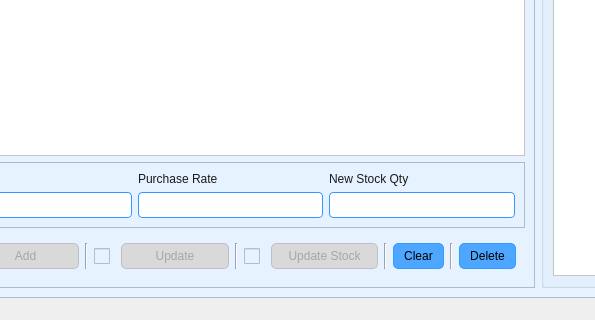
First picture: the form in MODULES/ITEM_MASTER/UI_ItemMaster.ui, repository santhakumarponraj/kumarstore_billingsoftware, before the edit; both pictures show x 84 to 679 and y 625 to 945 of the 1243 by 945 pixel window.
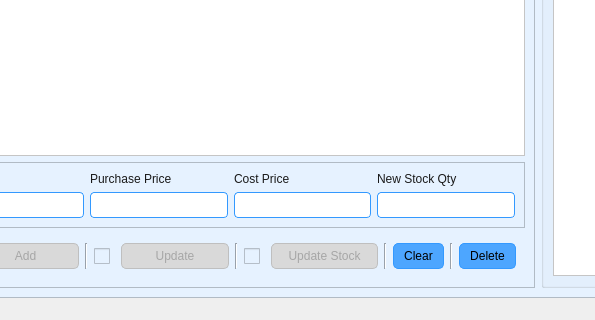
Second picture: the form after the edit. Icons and pictures are not drawn.

```diff
--- a/MODULES/ITEM_MASTER/UI_ItemMaster.ui
+++ b/MODULES/ITEM_MASTER/UI_ItemMaster.ui
@@ -203,7 +203,7 @@
          <x>0</x>
          <y>0</y>
          <width>1241</width>
-         <height>923</height>
+         <height>918</height>
         </rect>
        </property>
        <layout class="QHBoxLayout" name="horizontalLayout" stretch="1,1">
@@ -371,6 +371,13 @@
               <enum>QFrame::Raised</enum>
              </property>
              <layout class="QGridLayout" name="gridLayout_3">
+              <item row="0" column="1">
+               <widget class="QLabel" name="label_5">
+                <property name="text">
+                 <string>Purchase Price</string>
+                </property>
+               </widget>
+              </item>
               <item row="0" column="0">
                <widget class="QLabel" name="label_6">
                 <property name="text">
@@ -378,29 +385,32 @@
                 </property>
                </widget>
               </item>
-              <item row="0" column="1">
-               <widget class="QLabel" name="label_5">
-                <property name="text">
-                 <string>Purchase Rate</string>
-                </property>
-               </widget>
-              </item>
-              <item row="0" column="2">
-               <widget class="QLabel" name="label_14">
-                <property name="text">
-                 <string>New Stock Qty</string>
-                </property>
-               </widget>
+              <item row="1" column="1">
+               <widget class="QLineEdit" name="IQLE_Purchaseprice"/>
               </item>
               <item row="1" column="0">
                <widget class="QLineEdit" name="IQLE_MRP"/>
               </item>
-              <item row="1" column="1">
-               <widget class="QLineEdit" name="IQLE_PurchaseRate"/>
-              </item>
-              <item row="1" column="2">
+              <item row="1" column="3">
                <widget class="QLineEdit" name="IQLE_Stock"/>
               </item>
+              <item row="0" column="3">
+               <widget class="QLabel" name="label_14">
+                <property name="text">
+                 <string>New Stock Qty</string>
+                </property>
+               </widget>
+              </item>
+              <item row="0" column="2">
+               <widget class="QLabel" name="label_16">
+                <property name="text">
+                 <string>Cost Price</string>
+                </property>
+               </widget>
+              </item>
+              <item row="1" column="2">
+               <widget class="QLineEdit" name="IQLE_Costprice"/>
+              </item>
              </layout>
             </widget>
            </item>
```
